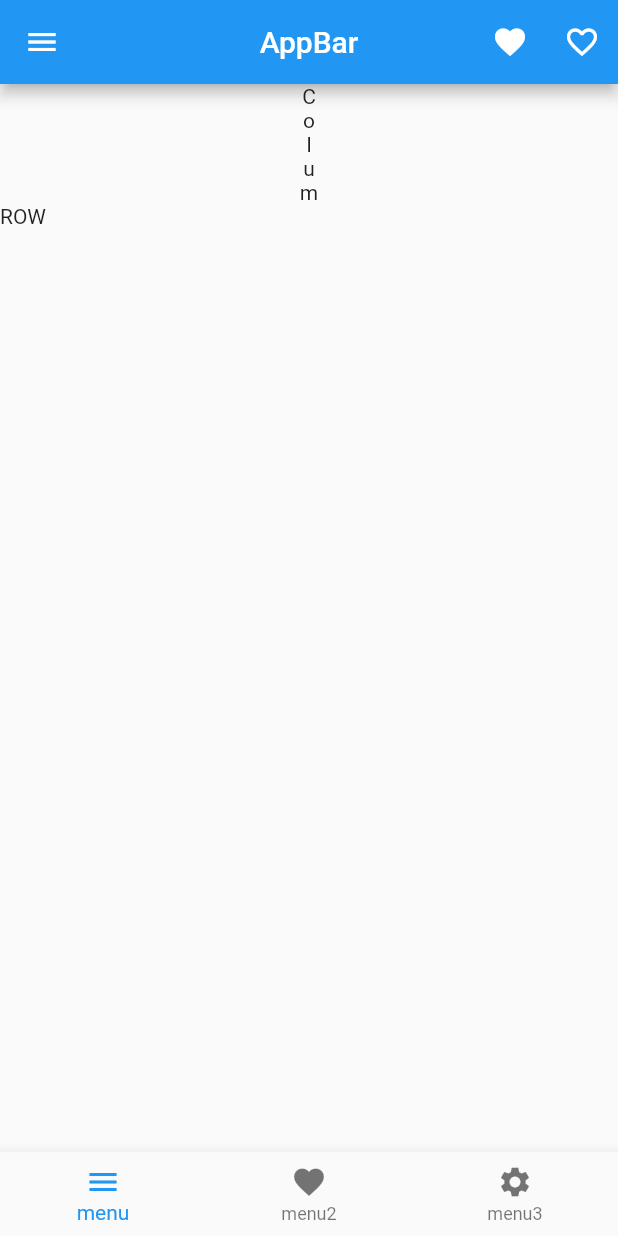
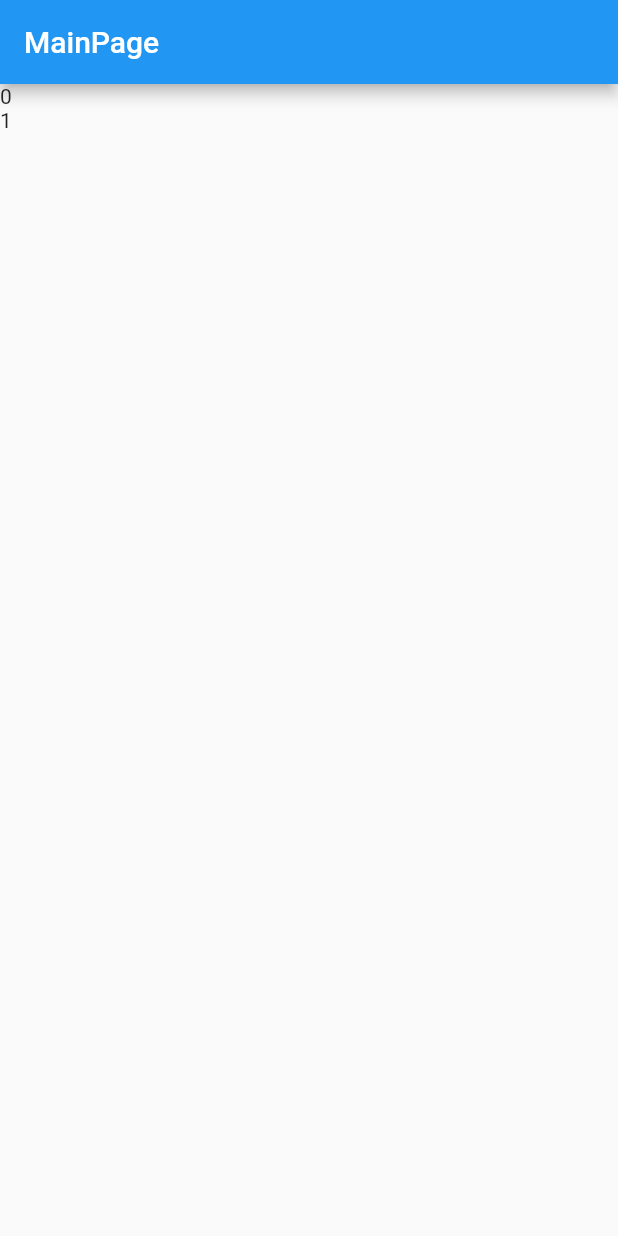
Before and after one commit to gof9325/widget, a Flutter app: the screen it shows after launch, on a phone screen of 412 x 824 dp. Run offline on Flutter 3.47's test engine with Material 2 defaults, Android fonts, the phone set to English and light mode, and no system bars.

Commit message:
21.01.10 (2)

```diff
--- a/lib/main.dart
+++ b/lib/main.dart
@@ -3,161 +3,43 @@ import 'dart:ui';
 
 import 'package:flutter/gestures.dart';
 import 'package:flutter/material.dart';
-// import 'package:https://pub.dev/packages/google_fonts';
-//import 'package:widget/fonts/';
+
+import 'no8.dart';
 
 void main() {
   WidgetsFlutterBinding.ensureInitialized();
   GestureBinding.instance.resamplingEnabled = true;
   return runApp(
     new MaterialApp(
-      home: MyApp(),
+      // home: MyApp(),
+      home: MyMain(),
     )
   );
-  runApp(MyApp());
 }
 
-class MyApp extends StatefulWidget{
+class MyMain extends StatefulWidget{
   @override
-  State<StatefulWidget> createState() => _MyAppState();
+  State<StatefulWidget> createState() => _MyMainState();
+
 }
 
-class _MyAppState extends State<MyApp>{
+class _MyMainState extends State<MyMain>{
   @override
   Widget build(BuildContext context) {
     return Scaffold(
-      // 21.01.10 (1) Flutter tutorial Scaffold : 페이지
       appBar: AppBar(
-        title: Text("AppBar"),
-        centerTitle: true,
-        actions: <Widget>[
-          IconButton(
-              icon: Icon(Icons.favorite),
-              onPressed: (){}
-          ),
-          IconButton(
-              icon: Icon(Icons.favorite_border),
-              onPressed: (){}
-          )
-        ],
+        title: Text("MainPage"),
       ),
-      drawer: Drawer(),
-      body:
-    // Container(
-        // color: Colors.red[200],
-        // child: Center(
-        //   child: Text(
-        //     "Body",
-        //     style: TextStyle(
-        //         color: Colors.white
-        //     ),
-        //   ),
-        // ),
-
-        // 2021.01.10 (2) Flutter tutorial Widget Container 컨테이너 위젯 : 디자인 박스
-        // 주의 : Container의 자체 color속성과 decoration을 같이 사용할 수 없다. BoxDecoration안의 color값으로 지정하여 사용하자.
-      //   width: 100.0,
-      //   height: 100.0,
-      //   margin: EdgeInsets.all(10.0),
-      //   padding: EdgeInsets.symmetric(
-      //     vertical: 10.0,
-      //     horizontal: 20.0,
-      //   ),
-      //   alignment: Alignment.center,
-      //   decoration: BoxDecoration(
-      //     color: Colors.red,
-      //     image: DecorationImage(
-      //       image: NetworkImage("")
-      //     ),
-      //     border: Border.all(
-      //       color: Colors.red,
-      //       width: 2.0,
-      //     ),
-      //     borderRadius: BorderRadius.circular(50),
-      //     boxShadow: [
-      //       BoxShadow(
-      //         color: Colors.black,
-      //         offset: Offset(0.5,0.5)
-      //       ),
-      //       BoxShadow(
-      //         color: Colors.black,
-      //         offset: Offset(0.5,0.5)
-      //       ),
-      //     ]
-      //   ),
-      //   //child: Widget,
-      // ),
-
-        // 2021.01.10 (3) Flutter tutorial Widget Text : 텍스트 위젯
-        // ***GoogleFonts 설정 어케 했는지 몰겠음..ㅠㅠ
-        // child: Text(
-        //   // $는 의미가 아닌 변수 또는 식을 넣을 수 있도록 해준다.
-        //   "${(1+1).toString()} 텍스트 위젯",
-        //   style: GoogleFonts.nanumGothic(
-        //     color: Colors.red,
-        //     fontWeight: FontWeight.bold,
-        //     fontSize: 20.0,
-        //   )
-        // ),
-      // ),
-
-      // 2021.01.10 (4) Flutter tutorial Widget SingleChildScrollView : 스크롤 기능 위젯
-      // 1. child Widget(자식 위젯)의 크기가 화면보다 길거나 상위 위젯보다 길 때 사용 됨
-      // 2. 다른 방향의 측을 사용하는 것을 추천
-      // SingleChildScrollView(
-      //   child: Container(
-      //     child: Column(
-      //       children: <Widget>[
-      //         Container(
-      //           child: Text("스크롤 시작"),
-      //         ),
-      //         Container(
-      //           color: Colors.red,
-      //           height: 1000.0,
-      //         ),
-      //         Container(
-      //           child: Text("스크롤 끝"),
-      //         )
-      //       ],
-      //     ),
-      //   ),
-      // ),
-
-      // 2021.01.10 (5) Flutter tutorial Column & Row Widget : 가로세로 배치하는 위젯
-      Column(
-        children: <Widget>[
-          Text("C"),
-          Text("o"),
-          Text("l"),
-          Text("u"),
-          Text("m"),
-          Row(
-            children: <Widget>[
-              Text("R"),
-              Text("O"),
-              Text("W"),
-            ],
-          )
-        ],
-      ),
-
-      bottomNavigationBar: BottomNavigationBar(
-        items: [
-          BottomNavigationBarItem(
-              icon: Icon(Icons.menu),
-              label: "menu",
-          ),
-          BottomNavigationBarItem(
-              icon: Icon(Icons.favorite),
-            label: "menu2",
-          ),
-          BottomNavigationBarItem(
-              icon: Icon(Icons.settings),
-            label: "menu3",
-          )
-        ],
+      body: Container(
+        child: ListView.builder(
+          itemCount: 2,
+          itemBuilder: (context, int index){
+            return Container(
+              child: Text("$index"),
+            );
+          }
+        ),
       ),
     );
   }
-
 }
--- a/pubspec.yaml
+++ b/pubspec.yaml
@@ -23,7 +23,7 @@ environment:
 dependencies:
   flutter:
     sdk: flutter
-
+  google_fonts: ^1.1.1
   # The following adds the Cupertino Icons font to your application.
   # Use with the CupertinoIcons class for iOS style icons.
   cupertino_icons: ^1.0.0
```
Also changed, not shown: lib/no1234567.dart (added, +249 -0 lines), lib/no8.dart (added, +92 -0 lines), pubspec.lock, 4 other files.
